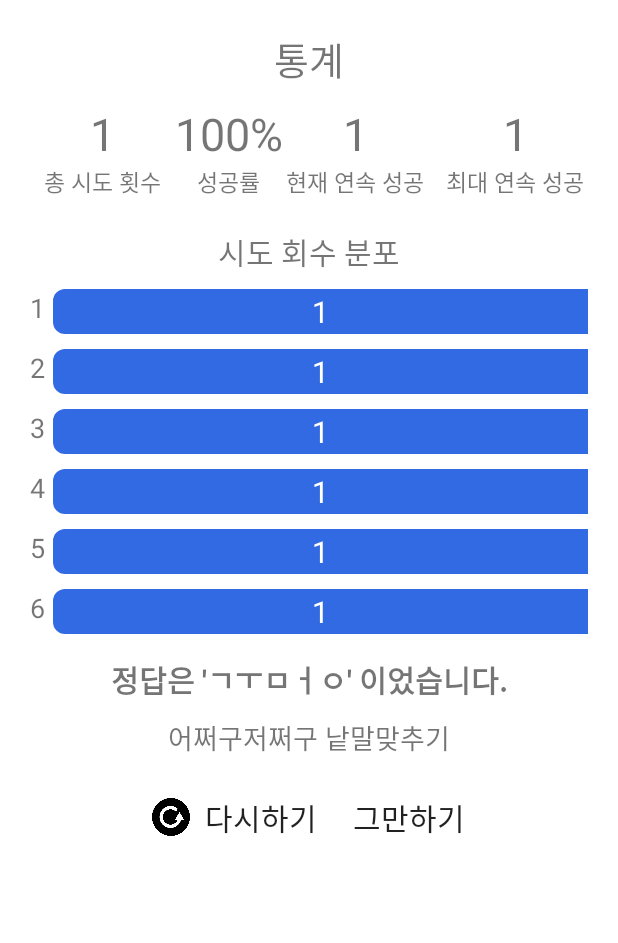
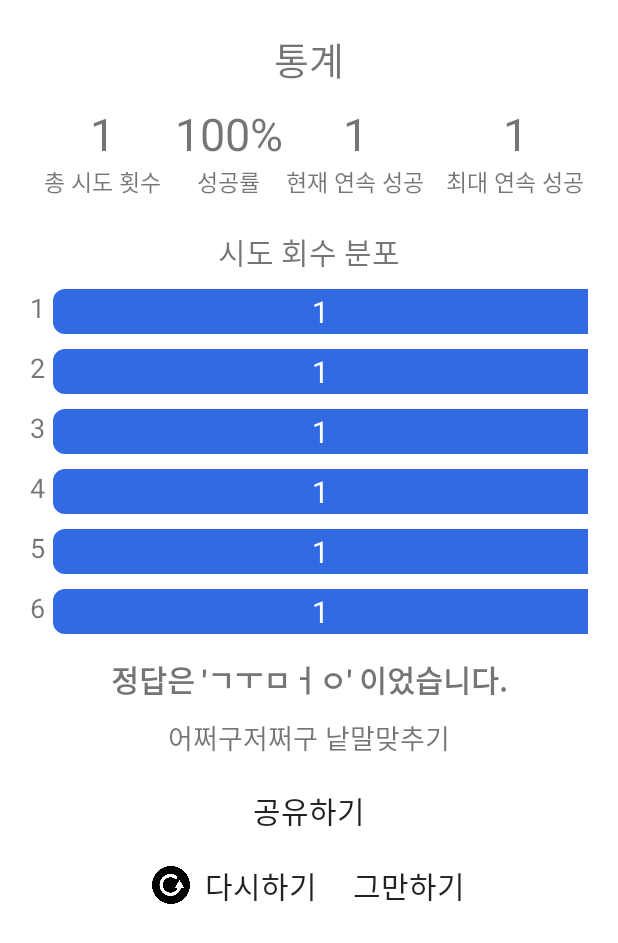
Before and after one commit to nagosoo/WORDLE, an Android app: the layout dialog_statistics.xml on its own in the app's theme, with its tools: preview values and no code run, on a phone screen of 412 x 824 dp. Shown: the top 943 px of the screen. Run offline under Robolectric (Android 15) with nearby library versions, the phone set to English and light mode, and no system bars.

```diff
--- a/app/build.gradle
+++ b/app/build.gradle
@@ -1,6 +1,7 @@
 plugins {
     id 'com.android.application'
     id 'org.jetbrains.kotlin.android'
+    id 'com.google.gms.google-services'
 }
 
 android {
@@ -42,6 +43,7 @@ dependencies {
     implementation 'androidx.appcompat:appcompat:1.4.1'
     implementation 'com.google.android.material:material:1.5.0'
     implementation 'androidx.constraintlayout:constraintlayout:2.1.3'
+    implementation 'com.google.firebase:firebase-common-ktx:20.0.0'
     testImplementation 'junit:junit:4.13.2'
     androidTestImplementation 'androidx.test.ext:junit:1.1.3'
     androidTestImplementation 'androidx.test.espresso:espresso-core:3.4.0'
@@ -53,6 +55,6 @@ dependencies {
     annotationProcessor 'com.github.bumptech.glide:compiler:4.13.0'
 
     //firebase dynamic links
-    implementation platform('com.google.firebase:firebase-bom:29.3.1')
+    implementation platform('com.google.firebase:firebase-bom:29.3.0')
     implementation 'com.google.firebase:firebase-dynamic-links-ktx'
 }
--- a/app/src/main/res/layout/dialog_statistics.xml
+++ b/app/src/main/res/layout/dialog_statistics.xml
@@ -1,6 +1,6 @@
 <?xml version="1.0" encoding="utf-8"?>
+
 <androidx.appcompat.widget.LinearLayoutCompat xmlns:android="http://schemas.android.com/apk/res/android"
-    xmlns:app="http://schemas.android.com/apk/res-auto"
     xmlns:tools="http://schemas.android.com/tools"
     android:layout_width="match_parent"
     android:layout_height="wrap_content"
@@ -9,6 +9,16 @@
     android:orientation="vertical"
     android:padding="20dp">
 
+    <ScrollView
+        android:layout_width="match_parent"
+        android:layout_height="wrap_content"
+        android:scrollbars="none">
+
+        <androidx.appcompat.widget.LinearLayoutCompat
+            android:layout_width="match_parent"
+            android:layout_height="wrap_content"
+            android:orientation="vertical">
+
             <androidx.appcompat.widget.AppCompatTextView
                 android:layout_width="wrap_content"
                 android:layout_height="wrap_content"
@@ -16,7 +26,6 @@
                 android:layout_marginBottom="10dp"
                 android:text="통계"
                 android:textSize="25sp" />
-
 
             <androidx.appcompat.widget.LinearLayoutCompat
                 android:layout_width="match_parent"
@@ -348,42 +357,55 @@
             </androidx.appcompat.widget.LinearLayoutCompat>
 
             <TextView
-        android:layout_gravity="center"
-        android:gravity="center"
-        android:textSize="20sp"
-        android:layout_marginTop="15dp"
+                android:id="@+id/tvAnswer"
                 android:layout_width="wrap_content"
                 android:layout_height="wrap_content"
+                android:layout_gravity="center"
+                android:layout_marginTop="15dp"
+                android:gravity="center"
                 android:text="정답입니다!"
+                android:textSize="20sp"
                 android:textStyle="bold"
-        android:id="@+id/tvAnswer"
-        tools:text="정답은 'ㄱㅜㅁㅓㅇ' 이었습니다."/>
+                tools:text="정답은 'ㄱㅜㅁㅓㅇ' 이었습니다." />
 
             <TextView
+                android:id="@+id/tvMeaning"
+                android:layout_width="wrap_content"
+                android:layout_height="wrap_content"
                 android:layout_gravity="center"
+                android:layout_marginTop="10dp"
                 android:gravity="center"
                 android:textSize="18sp"
-        android:layout_marginTop="10dp"
+                tools:text="어쩌구저쩌구 낱말맞추기" />
+
+            <androidx.appcompat.widget.AppCompatButton
+                android:id="@+id/ButtonShare"
                 android:layout_width="wrap_content"
                 android:layout_height="wrap_content"
-        android:id="@+id/tvMeaning"
-        tools:text="어쩌구저쩌구 낱말맞추기"/>
+                android:layout_gravity="center"
+                android:layout_marginTop="10dp"
+                android:backgroundTint="@color/white"
+                android:drawablePadding="10dp"
+                android:minWidth="0dp"
+                android:minHeight="0dp"
+                android:stateListAnimator="@null"
+                android:text="공유하기"
+                android:textSize="20sp" />
 
             <androidx.appcompat.widget.LinearLayoutCompat
-        android:gravity="center"
                 android:layout_width="match_parent"
                 android:layout_height="wrap_content"
+                android:gravity="center"
                 android:orientation="horizontal">
 
                 <androidx.appcompat.widget.AppCompatButton
                     android:id="@+id/buttonPositive"
-        android:layout_gravity="center"
-        android:drawablePadding="10dp"
                     android:layout_width="wrap_content"
                     android:layout_height="wrap_content"
-        android:layout_marginTop="10dp"
+                    android:layout_gravity="center"
                     android:backgroundTint="@color/white"
                     android:drawableStart="@drawable/drawable_replay"
+                    android:drawablePadding="10dp"
                     android:minWidth="0dp"
                     android:minHeight="0dp"
                     android:stateListAnimator="@null"
@@ -392,12 +414,11 @@
 
                 <androidx.appcompat.widget.AppCompatButton
                     android:id="@+id/buttonNegative"
-        android:layout_gravity="center"
-        android:drawablePadding="10dp"
                     android:layout_width="wrap_content"
                     android:layout_height="wrap_content"
-        android:layout_marginTop="10dp"
+                    android:layout_gravity="center"
                     android:backgroundTint="@color/white"
+                    android:drawablePadding="10dp"
                     android:minWidth="0dp"
                     android:minHeight="0dp"
                     android:stateListAnimator="@null"
@@ -405,5 +426,6 @@
                     android:textSize="20sp" />
 
             </androidx.appcompat.widget.LinearLayoutCompat>
-
         </androidx.appcompat.widget.LinearLayoutCompat>
+    </ScrollView>
+</androidx.appcompat.widget.LinearLayoutCompat>
```
Also changed, not shown: app/src/main/AndroidManifest.xml (+9 -0 lines), app/src/main/java/com/example/wordle/MainActivity.kt (+33 -2 lines), app/src/main/java/com/example/wordle/dialog/DialogStatistics.kt (+11 -1 lines). Lines whose indentation alone changed are shown as unchanged.
